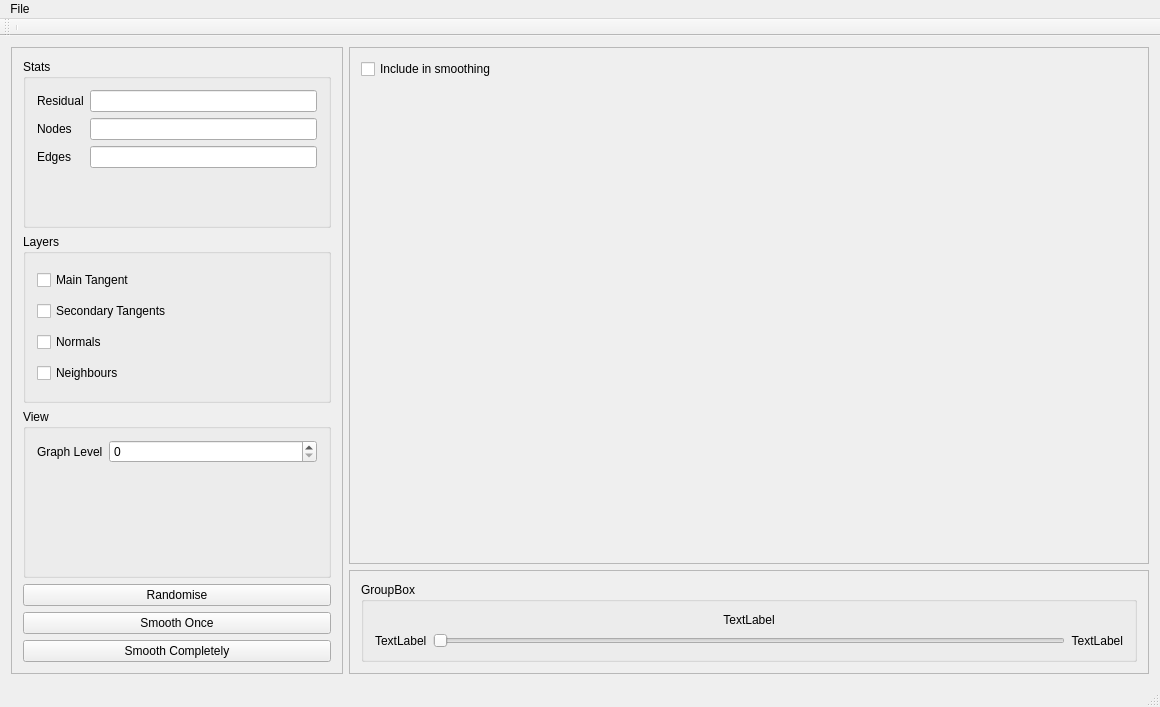
jimbok8/Animesh, file src/QtMain/AnimeshMainWindow.ui: the form before one commit.
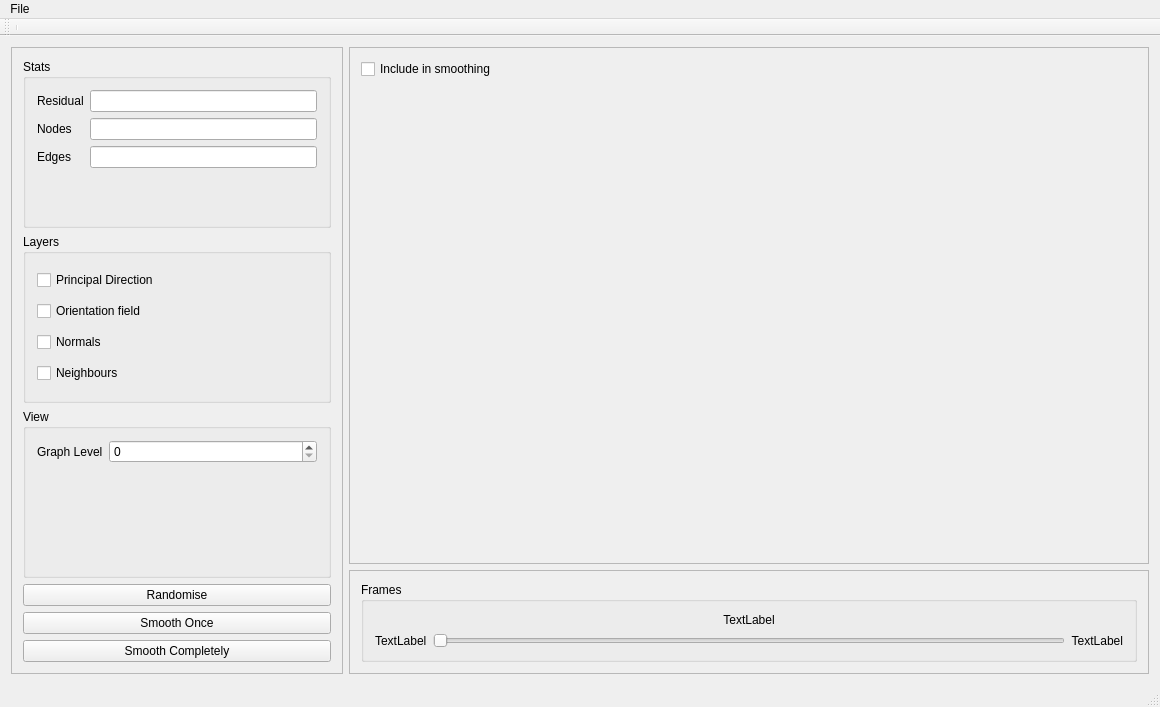
The form after the commit. Custom widgets are drawn as their Qt base class.

Commit message: FEATURE: Refactored internals, removed field and compute tangents on demand.

The edit to the form file:
```diff
--- a/src/QtMain/AnimeshMainWindow.ui
+++ b/src/QtMain/AnimeshMainWindow.ui
@@ -167,14 +167,14 @@
             <item>
              <widget class="QCheckBox" name="cbMainTangent">
               <property name="text">
-               <string>Main Tangent</string>
+               <string>Principal Direction</string>
               </property>
              </widget>
             </item>
             <item>
              <widget class="QCheckBox" name="cbSecondaryTangents">
               <property name="text">
-               <string>Secondary Tangents</string>
+               <string>Orientation field</string>
               </property>
              </widget>
             </item>
@@ -329,7 +329,7 @@
               </size>
              </property>
              <property name="title">
-              <string>GroupBox</string>
+              <string>Frames</string>
              </property>
              <layout class="QHBoxLayout" name="horizontalLayout_2">
               <item>
```
Left out of the diff: 6 changed lines with no effect on the pictures. The commit also changes 30 other files.
